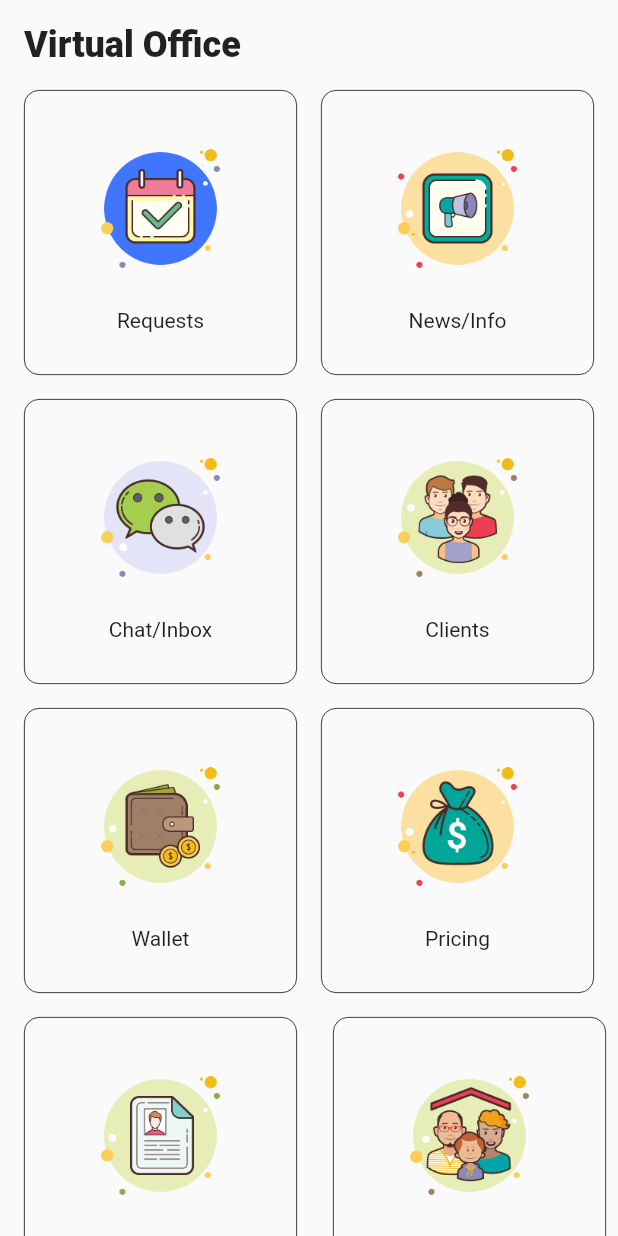
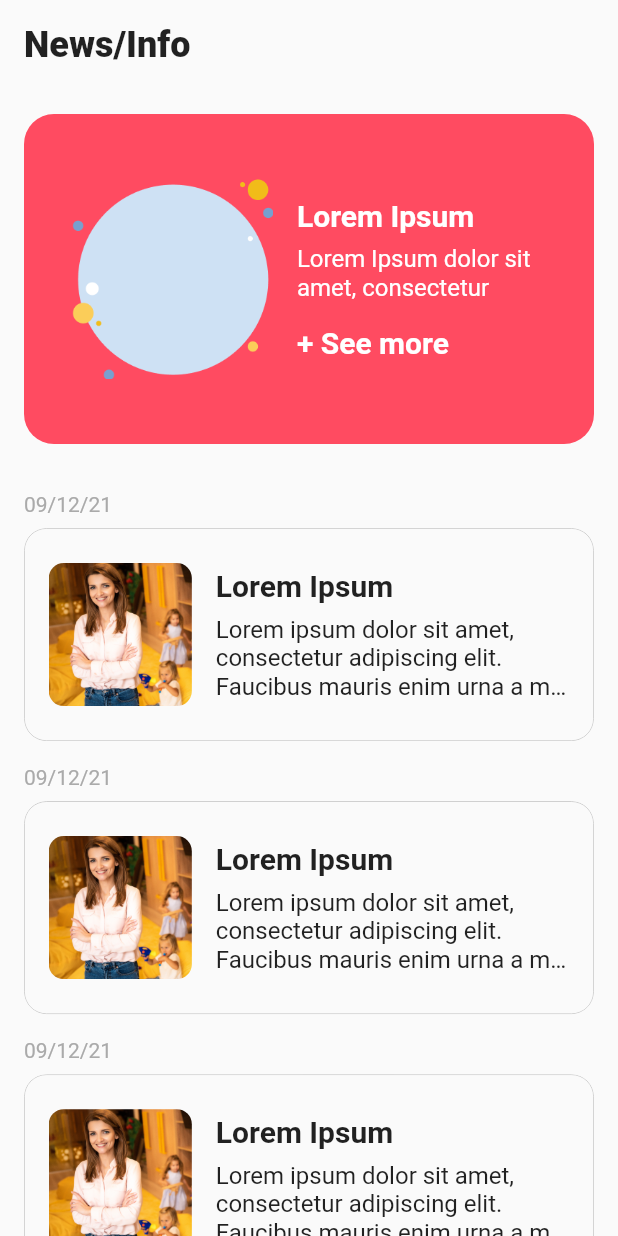
Before and after one commit to AfaqKhan1616/SOC, a Flutter app: the VirtualOfficeView screen opened by its route, after a tap on "News/Info", on a phone screen of 412 x 824 dp. Run offline on Flutter 3.47's test engine with Material 2 defaults, Android fonts, the phone set to English and light mode, and no system bars; our stand-ins replace google_maps_flutter, image_picker, stacked, stacked_services.

Commit message:
Provider Flow added News/Info Screen

```diff
--- a/lib/app/app.dart
+++ b/lib/app/app.dart
@@ -1,5 +1,7 @@
 import 'package:soc/ui/pages/ProviderFlow/AdditionalInfo/additional_info_view.dart';
 import 'package:soc/ui/pages/ProviderFlow/FacilityInfo/facility_info_view.dart';
+import 'package:soc/ui/pages/ProviderFlow/NewsInfo/news_info_view.dart';
+import 'package:soc/ui/pages/ProviderFlow/NewsInfoDetails/news_info_details_view.dart';
 import 'package:soc/ui/pages/ProviderFlow/PersonalInfo/personal_info_view.dart';
 import 'package:soc/ui/pages/ProviderFlow/PricingAndPayment/pricing_payment_view.dart';
 import 'package:soc/ui/pages/ProviderFlow/ProfessionalInfo/professional_info_view.dart';
@@ -26,6 +28,8 @@ import '../ui/pages/OnBoardingView/on_boarding_view.dart';
   MaterialRoute(page: RequestPending),
   MaterialRoute(page: PricingPaymentView),
   MaterialRoute(page: VirtualOfficeView,initial: true),
+  MaterialRoute(page: NewsInfoView),
+  MaterialRoute(page: NewsInfoDetailsView),
   MaterialRoute(page: AdditionalInfoView),
 ], dependencies: [
   LazySingleton(classType: NavigationService),
--- a/lib/app/app.router.dart
+++ b/lib/app/app.router.dart
@@ -8,10 +8,13 @@
 
 import 'package:flutter/material.dart';
 import 'package:stacked/stacked.dart';
+import 'package:stacked/stacked_annotations.dart';
 
 import '../ui/pages/OnBoardingView/on_boarding_view.dart';
 import '../ui/pages/ProviderFlow/AdditionalInfo/additional_info_view.dart';
 import '../ui/pages/ProviderFlow/FacilityInfo/facility_info_view.dart';
+import '../ui/pages/ProviderFlow/NewsInfo/news_info_view.dart';
+import '../ui/pages/ProviderFlow/NewsInfoDetails/news_info_details_view.dart';
 import '../ui/pages/ProviderFlow/PersonalInfo/personal_info_view.dart';
 import '../ui/pages/ProviderFlow/PricingAndPayment/pricing_payment_view.dart';
 import '../ui/pages/ProviderFlow/ProfessionalInfo/professional_info_view.dart';
@@ -34,6 +37,8 @@ class Routes {
   static const String requestPending = '/request-pending';
   static const String pricingPaymentView = '/pricing-payment-view';
   static const String virtualOfficeView = '/';
+  static const String newsInfoView = '/news-info-view';
+  static const String newsInfoDetailsView = '/news-info-details-view';
   static const String additionalInfoView = '/additional-info-view';
   static const all = <String>{
     splashView,
@@ -47,6 +52,8 @@ class Routes {
     requestPending,
     pricingPaymentView,
     virtualOfficeView,
+    newsInfoView,
+    newsInfoDetailsView,
     additionalInfoView,
   };
 }
@@ -66,6 +73,8 @@ class StackedRouter extends RouterBase {
     RouteDef(Routes.requestPending, page: RequestPending),
     RouteDef(Routes.pricingPaymentView, page: PricingPaymentView),
     RouteDef(Routes.virtualOfficeView, page: VirtualOfficeView),
+    RouteDef(Routes.newsInfoView, page: NewsInfoView),
+    RouteDef(Routes.newsInfoDetailsView, page: NewsInfoDetailsView),
     RouteDef(Routes.additionalInfoView, page: AdditionalInfoView),
   ];
   @override
@@ -152,6 +161,18 @@ class StackedRouter extends RouterBase {
         settings: data,
       );
     },
+    NewsInfoView: (data) {
+      return MaterialPageRoute<dynamic>(
+        builder: (context) => const NewsInfoView(),
+        settings: data,
+      );
+    },
+    NewsInfoDetailsView: (data) {
+      return MaterialPageRoute<dynamic>(
+        builder: (context) => const NewsInfoDetailsView(),
+        settings: data,
+      );
+    },
     AdditionalInfoView: (data) {
       var args = data.getArgs<AdditionalInfoViewArguments>(
         orElse: () => AdditionalInfoViewArguments(),
--- /dev/null
+++ b/lib/models/news_model.dart
@@ -0,0 +1,8 @@
+class NewsModel{
+  String? imageUrl;
+  String? title;
+  String? description;
+  DateTime? date;
+
+  String? get formattedDate => "09/12/21";
+}
--- /dev/null
+++ b/lib/ui/pages/ProviderFlow/NewsInfo/news_info_view.dart
@@ -0,0 +1,203 @@
+import 'package:flutter/material.dart';
+import 'package:soc/models/news_model.dart';
+import 'package:soc/utils/size_config.dart';
+import 'package:stacked/stacked.dart';
+
+import 'news_info_view_model.dart';
+
+class NewsInfoView extends StatelessWidget {
+  const NewsInfoView({Key? key}) : super(key: key);
+
+  @override
+  Widget build(BuildContext context) {
+    return ViewModelBuilder<NewsInfoViewModel>.reactive(
+      builder: (context, model, child) => Scaffold(
+        body: SafeArea(
+          child: Column(
+            crossAxisAlignment: CrossAxisAlignment.start,
+            children: [
+              buildScreenTitle(),
+              buildNewsList(model),
+            ],
+          ),
+        ),
+      ),
+      viewModelBuilder: () => NewsInfoViewModel(),
+    );
+  }
+
+  Widget buildScreenTitle() {
+    return const Padding(
+      padding: EdgeInsets.all(16.0),
+      child: Text(
+        "News/Info",
+        style: TextStyle(
+          fontSize: 24,
+          fontWeight: FontWeight.w900,
+        ),
+      ),
+    );
+  }
+
+  Widget buildNewsList(NewsInfoViewModel model) {
+    return Expanded(
+      child: ListView.builder(
+        itemCount: 7,
+        itemBuilder: (context, index) => index == 0
+            ? buildMainNews()
+            : buildNewsItem(
+                model: model,
+                newsItem: NewsModel(),
+                margin: EdgeInsets.fromLTRB(
+                  16,
+                  index == 1 ? 16 : 8,
+                  16,
+                  index == 6 ? 16 : 8,
+                ),
+              ),
+      ),
+    );
+  }
+
+  Widget buildMainNews() {
+    return Container(
+      height: 220,
+      width: double.infinity,
+      padding: const EdgeInsets.all(16),
+      margin: const EdgeInsets.all(16),
+      decoration: BoxDecoration(
+          color: const Color(0xFFFF4B61),
+          borderRadius: BorderRadius.circular(20)),
+      child: Row(
+        crossAxisAlignment: CrossAxisAlignment.center,
+        children: [
+          Padding(
+            padding: const EdgeInsets.all(16.0),
+            child: Image.asset(
+              "assets/images/circle_image_border.png",
+              height: getProportionateScreenHeight(132),
+              width: getProportionateScreenHeight(132),
+            ),
+          ),
+          Expanded(
+            child: Column(
+              mainAxisSize: MainAxisSize.min,
+              crossAxisAlignment: CrossAxisAlignment.start,
+              children: const [
+                Text(
+                  "Lorem Ipsum",
+                  style: TextStyle(
+                      color: Colors.white,
+                      fontSize: 20,
+                      fontWeight: FontWeight.bold),
+                ),
+                SizedBox(
+                  height: 8,
+                ),
+                Text(
+                  "Lorem Ipsum dolor sit amet, consectetur",
+                  maxLines: 2,
+                  style: TextStyle(
+                    overflow: TextOverflow.ellipsis,
+                    color: Colors.white,
+                    fontSize: 16,
+                  ),
+                ),
+                SizedBox(
+                  height: 16,
+                ),
+                Text(
+                  "+ See more",
+                  style: TextStyle(
+                      color: Colors.white,
+                      fontSize: 20,
+                      fontWeight: FontWeight.bold),
+                ),
+              ],
+            ),
+          ),
+        ],
+      ),
+    );
+  }
+
+  Widget buildNewsItem(
+      {required NewsInfoViewModel model,
+      required NewsModel newsItem,
+      required EdgeInsets margin}) {
+    return Padding(
+      padding: margin,
+      child: Column(
+        crossAxisAlignment: CrossAxisAlignment.start,
+        children: [
+          Text(
+            newsItem.formattedDate ?? 'N/A',
+            style: const TextStyle(color: Color(0xFFAAAAAA)),
+          ),
+          const SizedBox(
+            height: 8,
+          ),
+          ClipRRect(
+            borderRadius: BorderRadius.circular(15),
+            child: Material(
+              color: Colors.transparent,
+              child: InkWell(
+                onTap: () => model.openNewsDetails(newsItem),
+                child: Container(
+                  height: getProportionateScreenHeight(140),
+                  padding: const EdgeInsets.all(16),
+                  width: double.infinity,
+                  decoration: BoxDecoration(
+                    borderRadius: BorderRadius.circular(15),
+                    border: Border.all(color: const Color(0xFFC0C0C0), width: 0.5),
+                  ),
+                  child: Row(
+                    crossAxisAlignment: CrossAxisAlignment.center,
+                    children: [
+                      ClipRRect(
+                        borderRadius: BorderRadius.circular(10),
+                        child: Image.asset(
+                          "assets/images/news_sample_image.png",
+                          fit: BoxFit.cover,
+                          height: getProportionateScreenHeight(94),
+                          width: getProportionateScreenHeight(94),
+                        ),
+                      ),
+                      const SizedBox(
+                        width: 16,
+                      ),
+                      Expanded(
+                        child: Column(
+                          mainAxisSize: MainAxisSize.min,
+                          crossAxisAlignment: CrossAxisAlignment.start,
+                          children: const [
+                            Text(
+                              "Lorem Ipsum",
+                              style: TextStyle(
+                                  fontSize: 20, fontWeight: FontWeight.bold),
+                            ),
+                            SizedBox(
+                              height: 8,
+                            ),
+                            Text(
+                              "Lorem ipsum dolor sit amet, consectetur adipiscing elit. Faucibus mauris enim urna a mus. Elit nulla amet, eget dui,",
+                              maxLines: 3,
+                              style: TextStyle(
+                                overflow: TextOverflow.ellipsis,
+                                fontSize: 16,
+                              ),
+                            ),
+                          ],
+                        ),
+                      ),
+                    ],
+                  ),
+                ),
+              ),
+            ),
+          )
+        ],
+      ),
+    );
+  }
+}
--- /dev/null
+++ b/lib/ui/pages/ProviderFlow/NewsInfo/news_info_view_model.dart
@@ -0,0 +1,8 @@
+import 'package:soc/models/news_model.dart';
+import 'package:soc/ui/pages/app_view_model.dart';
+
+class NewsInfoViewModel extends AppViewModel {
+  void openNewsDetails(NewsModel newsModel) {
+
+  }
+}
--- a/lib/ui/pages/ProviderFlow/VirtualOffice/virtual_office_view.dart
+++ b/lib/ui/pages/ProviderFlow/VirtualOffice/virtual_office_view.dart
@@ -99,15 +99,17 @@ class VirtualOfficeView extends StatelessWidget {
 
   Widget option(
       {required String title, required String imageName, EdgeInsets? margin,VoidCallback? onTap}) {
-    return Material(
-      color: Colors.transparent,
-      child: InkWell(
-        onTap: onTap,
-        child: Container(
+    return Container(
       margin: margin,
       decoration: BoxDecoration(
           borderRadius: BorderRadius.circular(10),
           border: Border.all(width: 0.5)),
+      child: ClipRRect(
+        borderRadius: BorderRadius.circular(10),
+        child: Material(
+          color: Colors.transparent,
+          child: InkWell(
+            onTap: onTap,
             child: Column(
               mainAxisAlignment: MainAxisAlignment.center,
               children: [
@@ -123,6 +125,7 @@ class VirtualOfficeView extends StatelessWidget {
             ),
           ),
         ),
+      ),
     );
   }
 }
--- a/lib/ui/pages/ProviderFlow/VirtualOffice/virtual_office_view_model.dart
+++ b/lib/ui/pages/ProviderFlow/VirtualOffice/virtual_office_view_model.dart
@@ -1,7 +1,9 @@
+import 'package:soc/app/app.router.dart';
 import 'package:soc/ui/pages/app_view_model.dart';
 
 class VirtualOfficeViewModel extends AppViewModel {
   void onTapNews() {
+    navigationService.navigateTo(Routes.newsInfoView);
+  }
 
-  }
 }
```
Also changed, not shown: assets/images/circle_image_border.png (added), assets/images/news_sample_image.png (added). Lines whose indentation alone changed are shown as unchanged.
